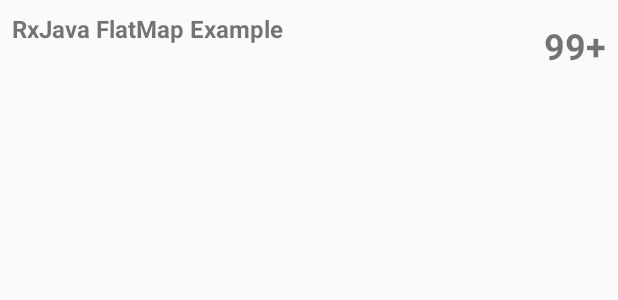
After one commit to shirajsayed13/RxJavaFlatMapExample, an Android app: the layout item_list.xml on its own in the app's theme, with its tools: preview values and no code run, on a phone screen of 412 x 824 dp. The commit adds this screen. Shown: the top 300 px of the screen. Run offline under Robolectric (Android 15) with nearby library versions, the phone set to English and light mode, and no system bars.

Commit message:
Add dependencies and layout files

```diff
--- /dev/null
+++ b/app/src/main/res/layout/item_list.xml
@@ -0,0 +1,36 @@
+<?xml version="1.0" encoding="utf-8"?>
+<androidx.constraintlayout.widget.ConstraintLayout xmlns:android="http://schemas.android.com/apk/res/android"
+    xmlns:app="http://schemas.android.com/apk/res-auto"
+    xmlns:tools="http://schemas.android.com/tools"
+    android:layout_width="match_parent"
+    android:layout_height="60dp"
+    android:orientation="vertical"
+    android:padding="4dp">
+
+    <androidx.appcompat.widget.AppCompatTextView
+        android:id="@+id/title"
+        android:layout_width="0dp"
+        android:layout_height="0dp"
+        android:layout_marginEnd="16dp"
+        android:textSize="16sp"
+        android:textStyle="bold"
+        android:padding="4dp"
+        app:layout_constraintBottom_toBottomOf="parent"
+        app:layout_constraintEnd_toStartOf="@+id/number_of_comments"
+        app:layout_constraintStart_toStartOf="parent"
+        app:layout_constraintTop_toTopOf="parent"
+        tools:text="RxJava FlatMap Example" />
+
+    <androidx.appcompat.widget.AppCompatTextView
+        android:id="@+id/number_of_comments"
+        android:layout_width="wrap_content"
+        android:layout_height="wrap_content"
+        android:textSize="24sp"
+        android:textStyle="bold"
+        android:padding="4dp"
+        app:layout_constraintBottom_toBottomOf="parent"
+        app:layout_constraintEnd_toEndOf="parent"
+        app:layout_constraintTop_toTopOf="parent"
+        tools:text="99+" />
+
+</androidx.constraintlayout.widget.ConstraintLayout>
```
Also changed, not shown: app/build.gradle (+31 -1 lines), app/src/main/res/layout/activity_main.xml (+13 -4 lines).
